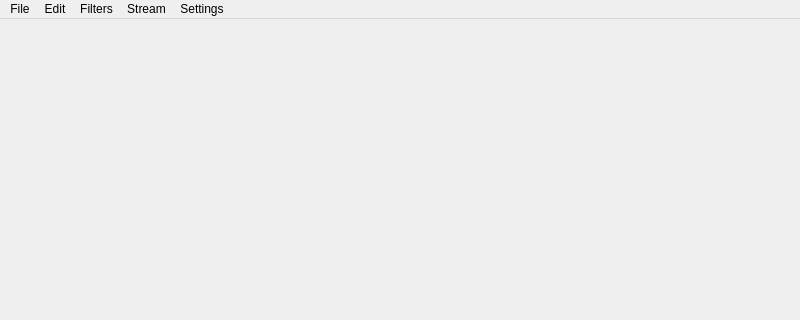
Above: app/src/main_window.ui from jan-moravec/structured_log_viewer before the change; both pictures show x 0 to 800 and y 0 to 320 of the 800 by 600 pixel window. Below: the same form after it.
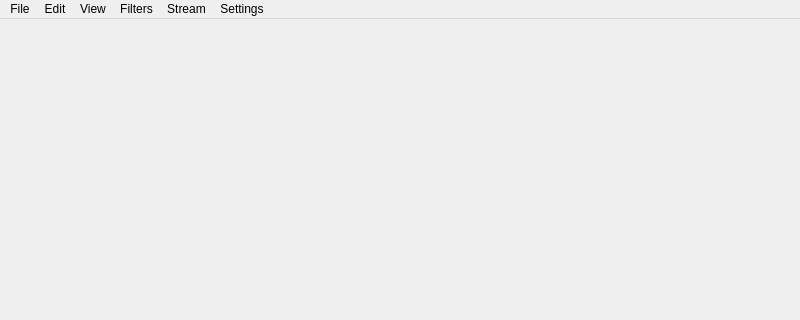
That is the form after the change.

```diff
--- a/app/src/main_window.ui
+++ b/app/src/main_window.ui
@@ -43,6 +43,11 @@
     <addaction name="actionCopy"/>
     <addaction name="actionFind"/>
    </widget>
+   <widget class="QMenu" name="menuView">
+    <property name="title">
+     <string>View</string>
+    </property>
+   </widget>
    <widget class="QMenu" name="menuFilters">
     <property name="title">
      <string>Filters</string>
@@ -67,6 +72,7 @@
    </widget>
    <addaction name="menuFile"/>
    <addaction name="menuEdit"/>
+   <addaction name="menuView"/>
    <addaction name="menuFilters"/>
    <addaction name="menuStream"/>
    <addaction name="menuSettings"/>
```
